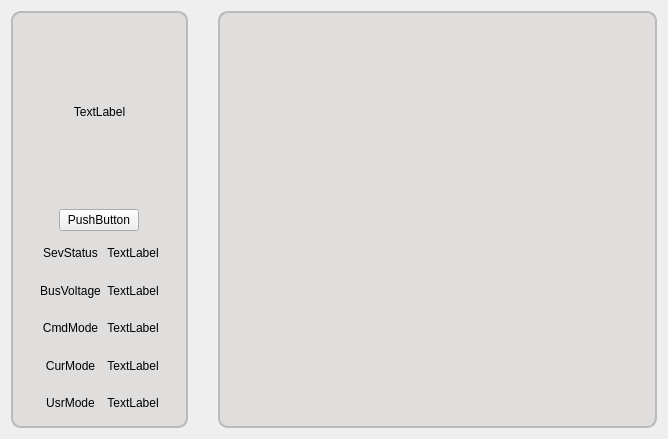
First picture: the form in Libs/UI/UiStatus/graphstatus129.ui, repository tiangaomingjing/ServoDriveTech, before the edit.
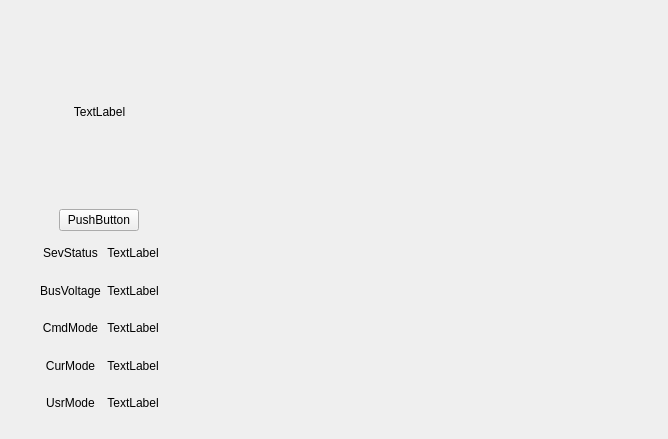
Second picture: the form after the edit.

Commit message: 增加Status样式界面

```diff
--- a/Libs/UI/UiStatus/graphstatus129.ui
+++ b/Libs/UI/UiStatus/graphstatus129.ui
@@ -14,11 +14,7 @@
    <string>Form</string>
   </property>
   <property name="styleSheet">
-   <string notr="true">QWidget#widget_statusAlarm,QWidget#widget_statusInfo{
-background-color: #E0DDDD;
-border-radius:10px;
-border:2px solid #BBB9B9;
-}</string>
+   <string notr="true"/>
   </property>
   <layout class="QHBoxLayout" name="horizontalLayout" stretch="2,5">
    <property name="spacing">
```
The commit also changes 2 other files.
